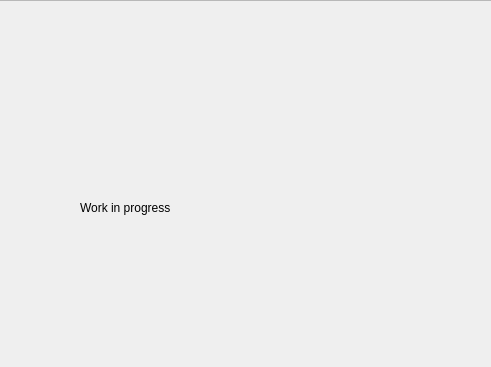
Old version of the form Source/UiFiles/editor.ui in the repository SuperSpaceEye/LifeEngineExtended; both pictures show x 137 to 628 and y 0 to 367 of the 936 by 554 pixel window.
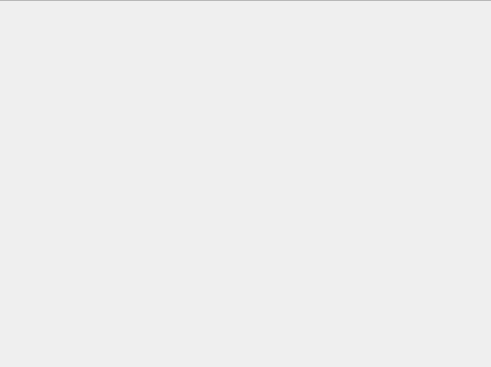
New version of the form. The open tabs and pages were chosen to show the change.

Commit message: Brain part of organism editor is finished

Diff of the .ui file:
```diff
--- a/Source/UiFiles/editor.ui
+++ b/Source/UiFiles/editor.ui
@@ -39,8 +39,8 @@
        <rect>
         <x>0</x>
         <y>0</y>
-        <width>934</width>
-        <height>552</height>
+        <width>920</width>
+        <height>592</height>
        </rect>
       </property>
       <layout class="QHBoxLayout" name="horizontalLayout_2">
@@ -355,28 +355,58 @@
              </layout>
             </widget>
             <widget class="QWidget" name="brain_edit_page">
-             <widget class="QLabel" name="label_6">
-              <property name="geometry">
-               <rect>
-                <x>210</x>
-                <y>130</y>
-                <width>331</width>
-                <height>141</height>
-               </rect>
+             <layout class="QVBoxLayout" name="verticalLayout_6">
+              <property name="spacing">
+               <number>0</number>
               </property>
-              <property name="text">
-               <string>Work in progress</string>
+              <property name="leftMargin">
+               <number>0</number>
               </property>
-              <property name="textFormat">
-               <enum>Qt::AutoText</enum>
+              <property name="topMargin">
+               <number>0</number>
               </property>
-              <property name="scaledContents">
-               <bool>false</bool>
+              <property name="rightMargin">
+               <number>0</number>
               </property>
-              <property name="wordWrap">
-               <bool>false</bool>
+              <property name="bottomMargin">
+               <number>0</number>
               </property>
-             </widget>
+              <item>
+               <widget class="QWidget" name="widget_2" native="true">
+                <layout class="QHBoxLayout" name="horizontalLayout_14">
+                 <item>
+                  <spacer name="horizontalSpacer_2">
+                   <property name="orientation">
+                    <enum>Qt::Horizontal</enum>
+                   </property>
+                   <property name="sizeHint" stdset="0">
+                    <size>
+                     <width>0</width>
+                     <height>20</height>
+                    </size>
+                   </property>
+                  </spacer>
+                 </item>
+                 <item>
+                  <layout class="QVBoxLayout" name="brain_vertical_layout"/>
+                 </item>
+                 <item>
+                  <spacer name="horizontalSpacer">
+                   <property name="orientation">
+                    <enum>Qt::Horizontal</enum>
+                   </property>
+                   <property name="sizeHint" stdset="0">
+                    <size>
+                     <width>0</width>
+                     <height>20</height>
+                    </size>
+                   </property>
+                  </spacer>
+                 </item>
+                </layout>
+               </widget>
+              </item>
+             </layout>
             </widget>
            </widget>
           </item>
```
Left out of the diff: 128 changed lines with no effect on the pictures. The commit also changes 10 other files.
